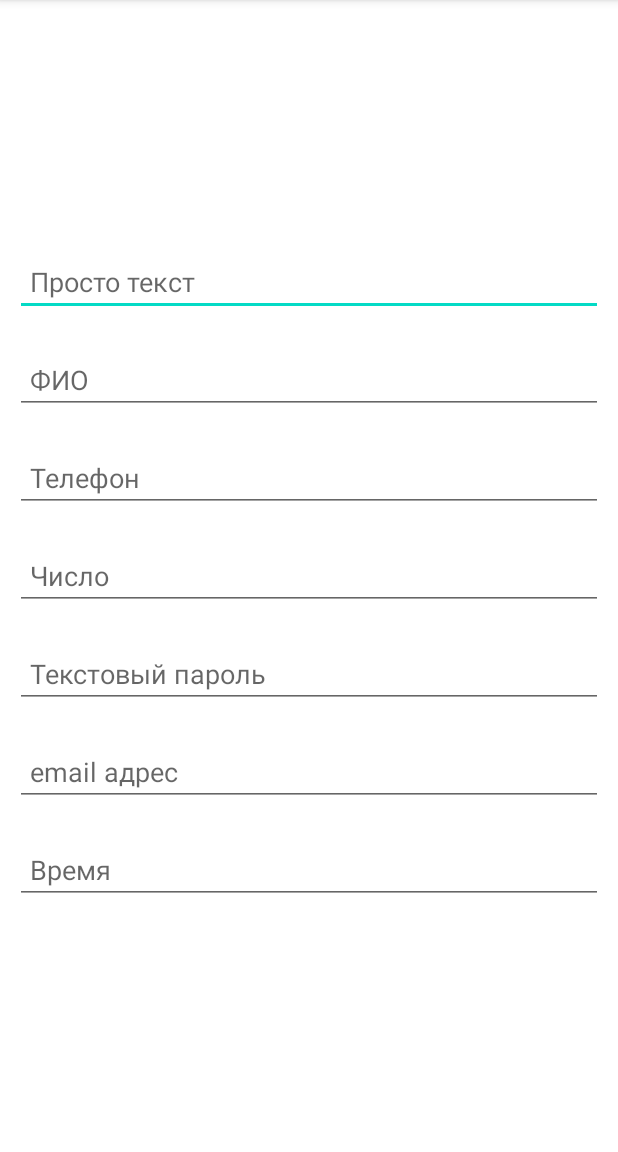
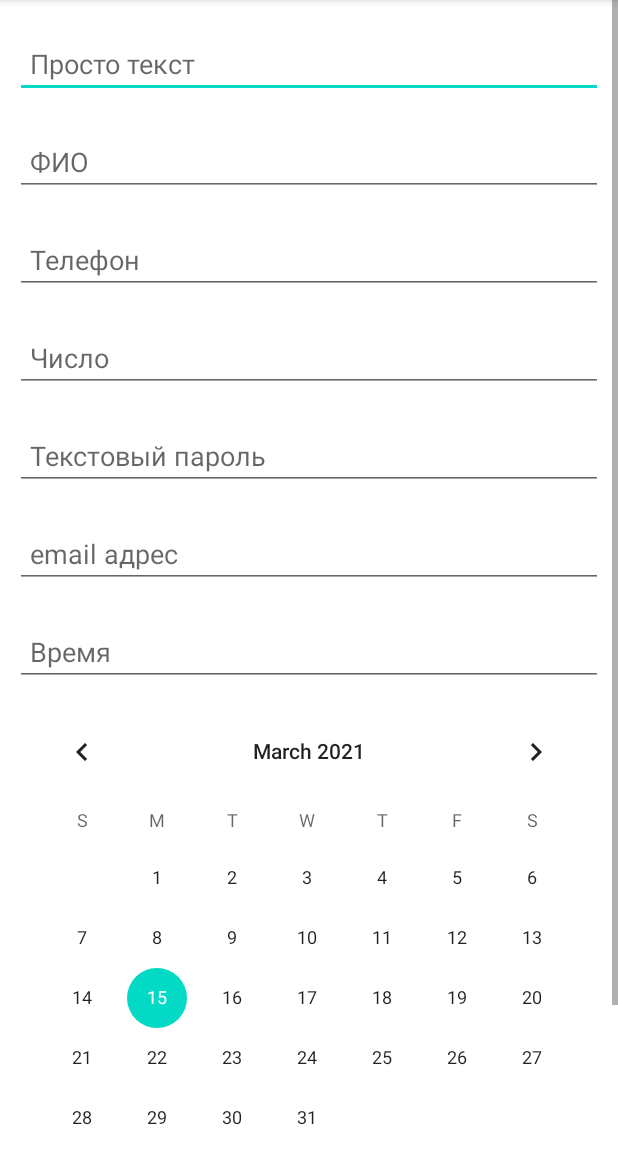
Before and after one commit to 23err/AndroidJavaLessons, an Android app: the SecondActivity screen opened directly, with no data from a screen before it, on a phone screen of 412 x 824 dp, the part 84-1236 px from its top. Run offline under Robolectric (Android 15) with nearby library versions, the phone set to English and light mode, and no system bars.

Commit message:
Выполнено 3 задание

```diff
--- a/app/src/main/java/com/example/androidjavaapp/SecondActivity.java
+++ b/app/src/main/java/com/example/androidjavaapp/SecondActivity.java
@@ -1,14 +1,36 @@
 package com.example.androidjavaapp;
 
+import androidx.annotation.NonNull;
 import androidx.appcompat.app.AppCompatActivity;
 
 import android.os.Bundle;
+import android.util.Log;
+import android.widget.CalendarView;
+import android.widget.TextView;
 
 public class SecondActivity extends AppCompatActivity {
+
+    private TextView dateTV;
+    private CalendarView calendarView;
 
     @Override
     protected void onCreate(Bundle savedInstanceState) {
         super.onCreate(savedInstanceState);
         setContentView(R.layout.activity_second);
+
+        findViews();
+
+        calendarView.setOnDateChangeListener(new CalendarView.OnDateChangeListener() {
+            @Override
+            public void onSelectedDayChange(@NonNull CalendarView calendarView, int i, int i1, int i2) {
+                dateTV.setText(String.format("%d.%d.%d",i2,i1,i));
+            }
+        });
+
+    }
+
+    private void findViews() {
+        dateTV = findViewById(R.id.dateET);
+        calendarView = findViewById(R.id.calendarView);
     }
 }
--- a/app/src/main/res/layout/activity_second.xml
+++ b/app/src/main/res/layout/activity_second.xml
@@ -1,64 +1,93 @@
 <?xml version="1.0" encoding="utf-8"?>
-<LinearLayout xmlns:android="http://schemas.android.com/apk/res/android"
+<ScrollView xmlns:android="http://schemas.android.com/apk/res/android"
     xmlns:app="http://schemas.android.com/apk/res-auto"
     xmlns:tools="http://schemas.android.com/tools"
     android:layout_width="match_parent"
+    android:layout_height="match_parent">
+
+    <LinearLayout
+        android:layout_width="match_parent"
         android:layout_height="match_parent"
+        android:gravity="center_vertical|center_horizontal"
         android:orientation="vertical"
         android:padding="10dp"
-    android:gravity="center_vertical|center_horizontal"
         tools:context=".SecondActivity">
+
         <EditText
 
             android:layout_width="match_parent"
             android:layout_height="wrap_content"
-        android:paddingHorizontal="10dp"
             android:layout_marginVertical="10dp"
+            android:hint="@string/simple_text"
             android:inputType="text"
-        android:hint="@string/simple_text">
-        <requestFocus/>
+            android:paddingHorizontal="10dp">
+
+            <requestFocus />
         </EditText>
+
         <EditText
             android:layout_width="match_parent"
             android:layout_height="wrap_content"
-        android:paddingHorizontal="10dp"
             android:layout_marginVertical="10dp"
+            android:hint="@string/name"
             android:inputType="textPersonName"
-        android:hint="@string/name"/>
+            android:paddingHorizontal="10dp" />
+
         <EditText
             android:layout_width="match_parent"
             android:layout_height="wrap_content"
-        android:paddingHorizontal="10dp"
             android:layout_marginVertical="10dp"
+            android:hint="@string/phone"
             android:inputType="phone"
-        android:hint="@string/phone"/>
+            android:paddingHorizontal="10dp" />
+
         <EditText
             android:layout_width="match_parent"
             android:layout_height="wrap_content"
-        android:paddingHorizontal="10dp"
             android:layout_marginVertical="10dp"
+            android:hint="@string/number"
             android:inputType="number"
-        android:hint="@string/number"/>
+            android:paddingHorizontal="10dp" />
+
         <EditText
             android:layout_width="match_parent"
             android:layout_height="wrap_content"
-        android:paddingHorizontal="10dp"
             android:layout_marginVertical="10dp"
+            android:hint="@string/text_password"
             android:inputType="textPassword"
-        android:hint="@string/text_password"/>
+            android:paddingHorizontal="10dp" />
+
         <EditText
             android:layout_width="match_parent"
             android:layout_height="wrap_content"
-        android:paddingHorizontal="10dp"
             android:layout_marginVertical="10dp"
+            android:hint="@string/email"
             android:inputType="textEmailAddress"
-        android:hint="@string/email"/>
+            android:paddingHorizontal="10dp" />
+
         <EditText
             android:layout_width="match_parent"
             android:layout_height="wrap_content"
-        android:paddingHorizontal="10dp"
             android:layout_marginVertical="10dp"
+            android:hint="@string/time"
             android:inputType="time"
-        android:hint="@string/time"/>
+            android:paddingHorizontal="10dp" />
+
+        <CalendarView
+            android:id="@+id/calendarView"
+
+            android:layout_width="match_parent"
+            android:layout_height="wrap_content" />
+
+        <EditText
+            android:id="@+id/dateET"
+            android:layout_width="match_parent"
+            android:layout_height="wrap_content"
+            android:layout_marginVertical="10dp"
+            android:hint="@string/date"
+            android:inputType="date"
+            android:paddingHorizontal="10dp" />
+
 
     </LinearLayout>
+</ScrollView>
--- a/app/src/main/res/values/strings.xml
+++ b/app/src/main/res/values/strings.xml
@@ -15,4 +15,5 @@
     <string name="text_password">Текстовый пароль</string>
     <string name="email">email адрес</string>
     <string name="time">Время</string>
+    <string name="date">Дата</string>
 </resources>
```
Lines whose indentation alone changed are shown as unchanged.
